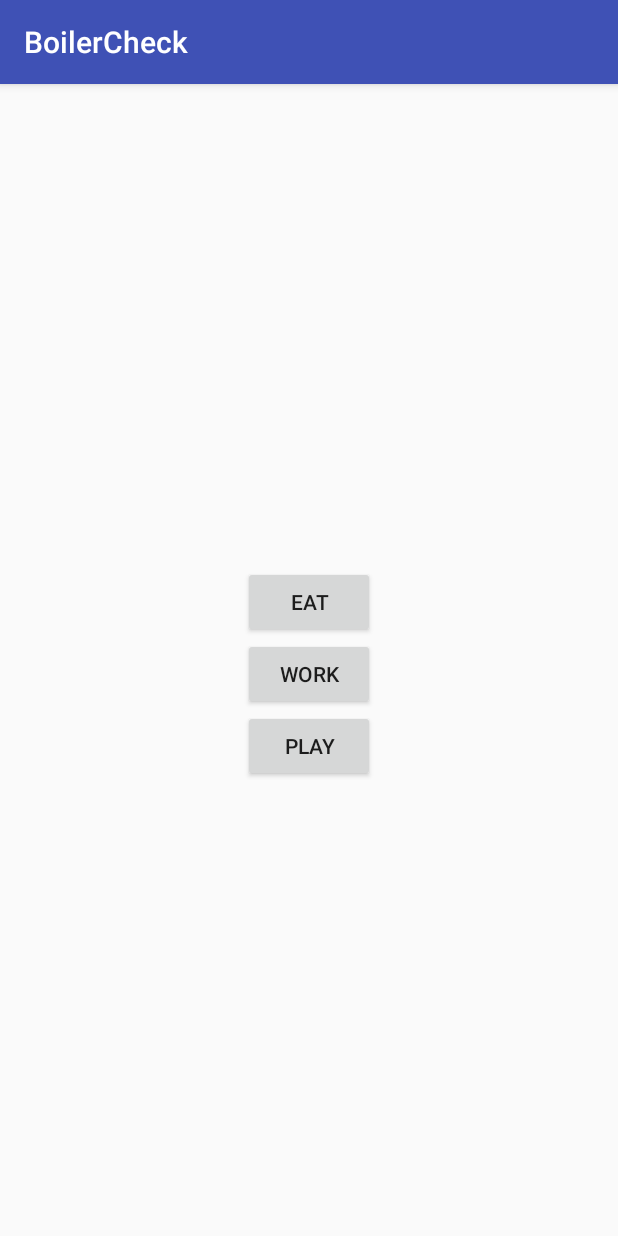
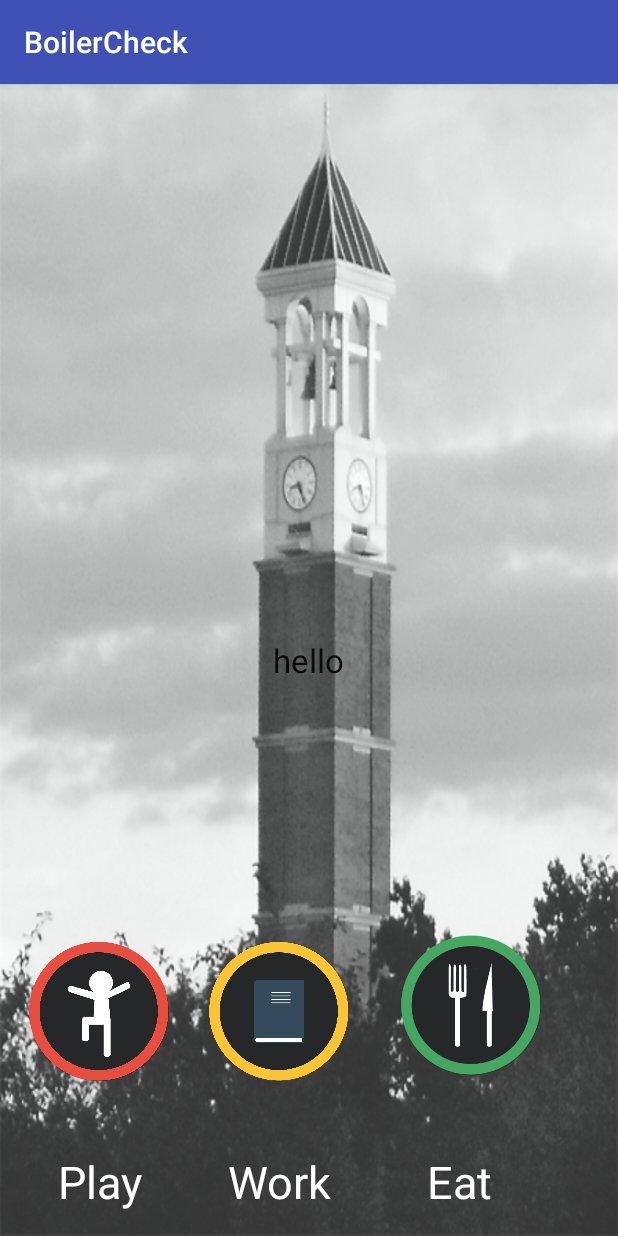
Before and after one commit to jrichwine/cs408-Testing, an Android app: the HomeActivity screen opened directly, with no data from a screen before it, on a phone screen of 412 x 824 dp. Run offline under Robolectric (Android 15) with nearby library versions, the phone set to English and light mode, and no system bars; libraries missing offline, so code that uses them is left out: com.loopj.android, cz.msebera.android; 2 statements that could not run were skipped.

Commit message:
Added Buttons

```diff
--- a/BoilerCheck/app/src/main/AndroidManifest.xml
+++ b/BoilerCheck/app/src/main/AndroidManifest.xml
@@ -43,7 +43,9 @@
             android:name=".CreateAccountActivity"
             android:label="@string/title_activity_create_account"
             android:windowSoftInputMode="stateVisible|adjustPan"/>
-        <activity android:name=".HomeActivity" />
+        <activity
+            android:name=".HomeActivity"
+            android:windowSoftInputMode="stateVisible|adjustPan"/>
         <activity android:name=".ListActivity"></activity>
     </application>
 
--- a/BoilerCheck/app/src/main/res/layout/activity_home.xml
+++ b/BoilerCheck/app/src/main/res/layout/activity_home.xml
@@ -7,7 +7,8 @@
     android:paddingLeft="@dimen/activity_horizontal_margin"
     android:paddingRight="@dimen/activity_horizontal_margin"
     android:paddingTop="@dimen/activity_vertical_margin"
-    tools:context="com.cs408.team13.BoilerCheck.HomeActivity">
+    tools:context="com.cs408.team13.BoilerCheck.HomeActivity"
+    android:background="@drawable/background">
 
     <TextView
         android:id="@+id/textView_home"
@@ -17,30 +18,86 @@
         android:layout_centerVertical="true"
         android:layout_centerHorizontal="true" />
 
-    <Button
-        android:layout_width="wrap_content"
-        android:layout_height="wrap_content"
-        android:text="@string/button_eat"
-        android:id="@+id/button_eat"
-        android:layout_above="@id/textView_home"
-        android:layout_centerHorizontal="true"
-        android:onClick="viewList"/>
+    <LinearLayout
+        android:orientation="vertical"
+        android:layout_width="match_parent"
+        android:layout_height="match_parent"
+        android:gravity="bottom">
 
-    <Button
-        android:layout_width="wrap_content"
-        android:layout_height="wrap_content"
-        android:text="@string/button_work"
-        android:id="@+id/button_work"
-        android:layout_below="@id/button_eat"
-        android:layout_centerHorizontal="true"
-        android:onClick="viewList" />
+        <LinearLayout
+            android:orientation="horizontal"
+            android:layout_width="match_parent"
+            android:layout_height="wrap_content">
 
-    <Button
-        android:layout_width="wrap_content"
-        android:layout_height="wrap_content"
-        android:text="@string/button_play"
-        android:id="@+id/button_play"
-        android:layout_below="@id/button_work"
-        android:layout_centerHorizontal="true"
-        android:onClick="viewList" />
+            <Button
+                android:layout_width="140dp"
+                android:layout_height="186dp"
+                android:id="@+id/button_play"
+                android:onClick="viewList"
+                android:background="@drawable/play"
+                android:layout_marginLeft="-20dp"
+                android:layout_marginRight="-10dp" />
+
+            <Button
+                android:layout_width="140dp"
+                android:layout_height="186dp"
+                android:id="@+id/button_work"
+                android:onClick="viewList"
+                android:background="@drawable/work"
+                android:layout_marginLeft="-10dp" />
+
+            <Button
+                android:layout_width="140dp"
+                android:layout_height="186dp"
+                android:id="@+id/button_eat"
+                android:onClick="viewList"
+                android:background="@drawable/eat"
+                android:layout_marginLeft="-20dp"
+                android:layout_marginRight="-10dp"
+                android:visibility="visible" />
+
+        </LinearLayout>
+
+        <LinearLayout
+            android:orientation="horizontal"
+            android:layout_width="match_parent"
+            android:layout_height="wrap_content">
+
+            <TextView
+                android:layout_width="140dp"
+                android:layout_height="wrap_content"
+                android:textAppearance="?android:attr/textAppearanceMedium"
+                android:text="@string/button_play"
+                android:id="@+id/textView"
+                android:textSize="30sp"
+                android:layout_marginLeft="-20dp"
+                android:layout_marginRight="-10dp"
+                android:gravity="center"
+                android:textColor="#ffffff" />
+
+            <TextView
+                android:layout_width="140dp"
+                android:layout_height="wrap_content"
+                android:textAppearance="?android:attr/textAppearanceMedium"
+                android:text="@string/button_work"
+                android:id="@+id/textView2"
+                android:textSize="30sp"
+                android:layout_marginLeft="-10dp"
+                android:gravity="center_horizontal"
+                android:textColor="#ffffff" />
+
+            <TextView
+                android:layout_width="140dp"
+                android:layout_height="wrap_content"
+                android:textAppearance="?android:attr/textAppearanceMedium"
+                android:text="@string/button_eat"
+                android:id="@+id/textView3"
+                android:textSize="30sp"
+                android:layout_marginLeft="-20dp"
+                android:layout_marginRight="-10dp"
+                android:gravity="center_horizontal"
+                android:textColor="#ffffff" />
+        </LinearLayout>
+    </LinearLayout>
+
 </RelativeLayout>
```
Also changed, not shown: BoilerCheck/app/src/main/res/drawable/eat.png (added), BoilerCheck/app/src/main/res/drawable/play.png (added), BoilerCheck/app/src/main/res/drawable/work.png (added).
